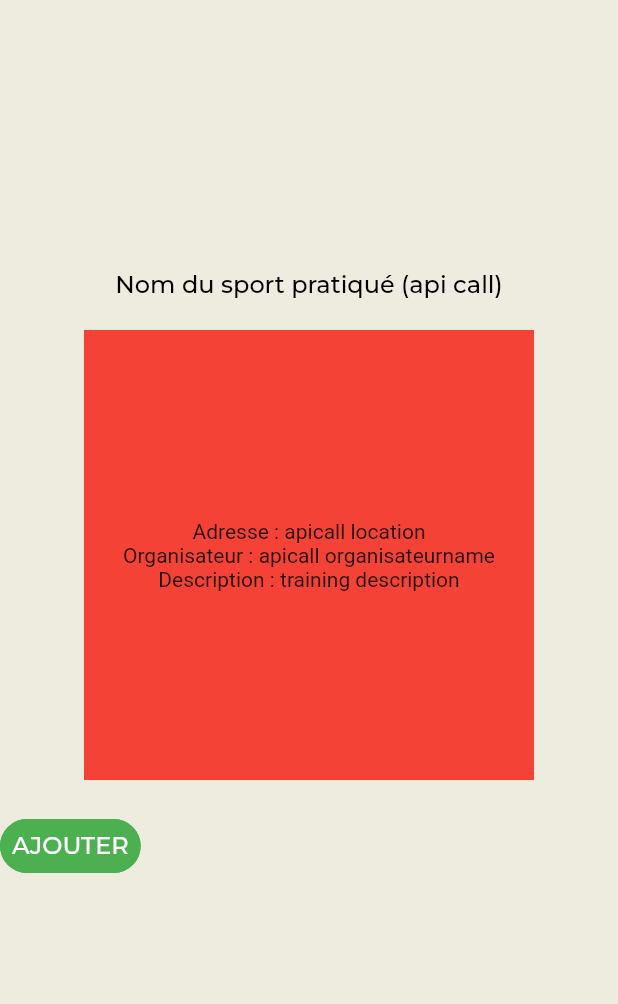
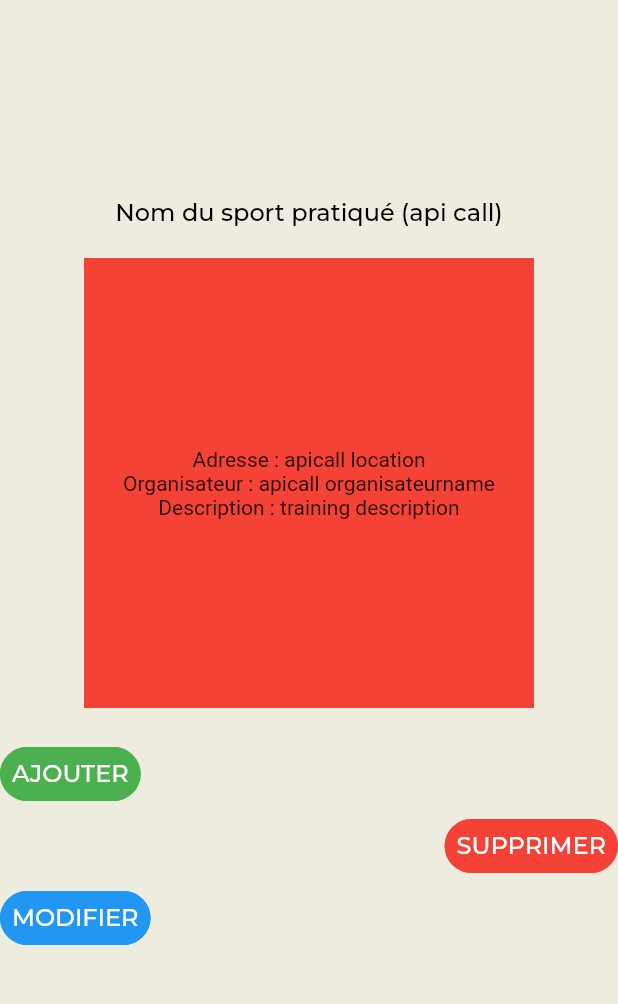
Before and after one commit to HardstyIe/RenconSport_Flutter_Front, a Flutter app: the screen it shows after launch, on a phone screen of 412 x 824 dp, the part 84-1088 px from its top. Run offline on Flutter 3.47's test engine with Material 2 defaults, Android fonts, the phone set to English and light mode, and no system bars; our stand-ins replace dio, firebase_core, google_fonts; missing offline and left inert: dart:ffi; accounts and stored records are empty.

Commit message:
feat(training): add update and delete buttons

```diff
--- a/lib/screens/training/trainingDescription.dart
+++ b/lib/screens/training/trainingDescription.dart
@@ -46,12 +46,12 @@ class _TrainingDescriptionState extends State<TrainingDescription> {
             SizedBox(
               height: 20,
             ),
+
             TextButton(onPressed: () {}, child: Text("AJOUTER"),
               style: ButtonStyle(
                 textStyle: MaterialStateProperty.all(Theme.of(context).textTheme.bodyLarge),
-
-              backgroundColor: MaterialStateProperty.all(Colors.green),
-              foregroundColor: MaterialStateProperty.all(Colors.white),
+                backgroundColor: MaterialStateProperty.all(Colors.green),
+                foregroundColor: MaterialStateProperty.all(Colors.white),
                 shape: MaterialStateProperty.all<RoundedRectangleBorder>(
                   RoundedRectangleBorder(
                     borderRadius: BorderRadius.circular(18.0),
@@ -60,6 +60,39 @@ class _TrainingDescriptionState extends State<TrainingDescription> {
             ),
               ),
             ),
+
+            Row(
+                mainAxisAlignment: MainAxisAlignment.end,
+              children: [
+                TextButton(onPressed: () {}, child: Text("SUPPRIMER"),
+                  style: ButtonStyle(
+                    textStyle: MaterialStateProperty.all(Theme.of(context).textTheme.bodyLarge),
+                    backgroundColor: MaterialStateProperty.all(Colors.red),
+                    foregroundColor: MaterialStateProperty.all(Colors.white),
+                    shape: MaterialStateProperty.all<RoundedRectangleBorder>(
+                      RoundedRectangleBorder(
+                        borderRadius: BorderRadius.circular(18.0),
+                        side: BorderSide(color: Colors.red),
+                      ),
+                    ),
+                  ),
+                ),
+              ],
+            ),
+
+            TextButton(onPressed: () {}, child: Text("MODIFIER"),
+              style: ButtonStyle(
+                textStyle: MaterialStateProperty.all(Theme.of(context).textTheme.bodyLarge),
+                backgroundColor: MaterialStateProperty.all(Colors.blue),
+                foregroundColor: MaterialStateProperty.all(Colors.white),
+                shape: MaterialStateProperty.all<RoundedRectangleBorder>(
+                  RoundedRectangleBorder(
+                    borderRadius: BorderRadius.circular(18.0),
+                    side: BorderSide(color: Colors.blue),
+                  ),
+                ),
+              ),
+            ),
           ],
         ),
       ),
```
